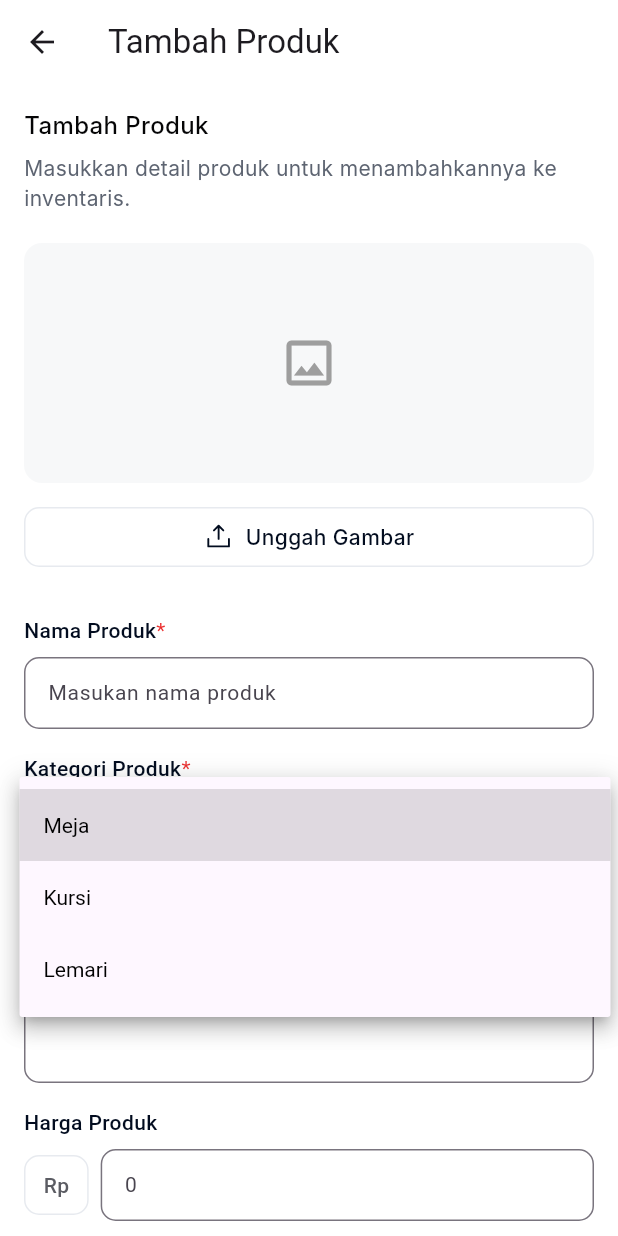
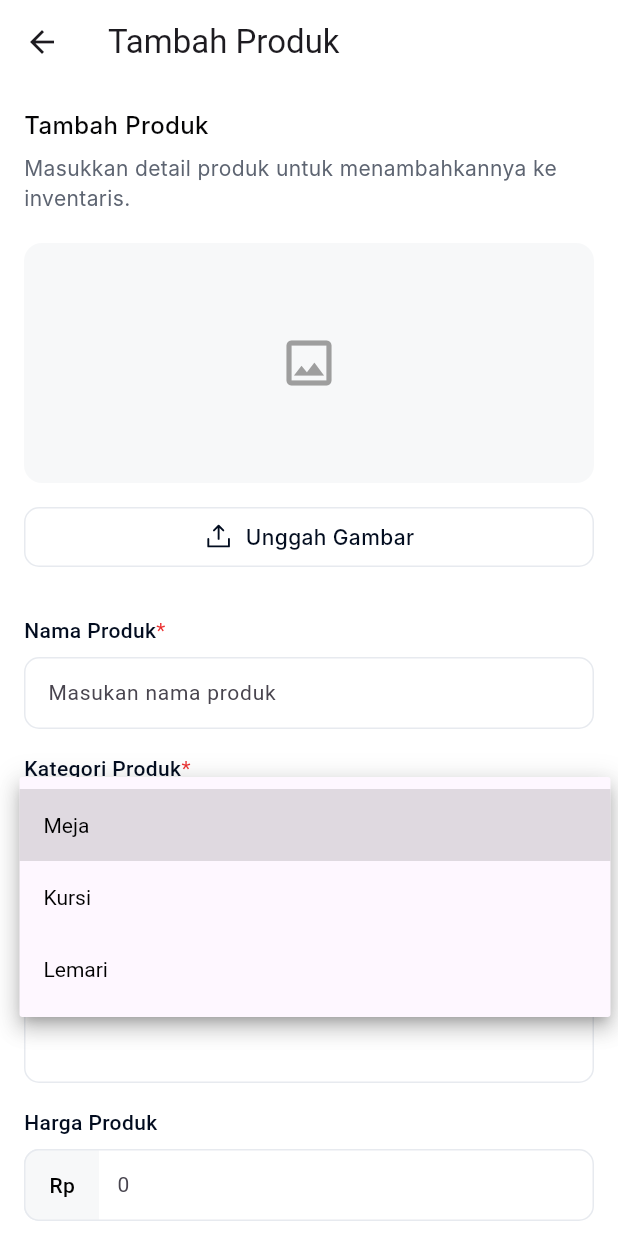
Before and after one commit to Etrama22/flutter_fullstack_test, a Flutter app: the ProductAddPage screen opened by its route, after a tap on "Pilih kategori", on a phone screen of 412 x 824 dp. Run offline on Flutter 3.47's test engine with Material 3 defaults, Android fonts, the light colour scheme and no system bars; our stand-ins replace carousel_slider, image_picker, phosphor_flutter, shared_preferences; accounts and stored records are empty; Roboto replaces fonts that are missing (Inter).

Commit message:
update service add product

```diff
--- a/lib/widgets/admin/products/components/product_price_field.dart
+++ b/lib/widgets/admin/products/components/product_price_field.dart
@@ -20,36 +20,58 @@ class ProductPriceField extends StatelessWidget {
             ),
           ),
           const SizedBox(height: 8),
-          Row(
-            children: [
-              Container(
-                height: 40,
+          TextField(
+            controller: controller,
+            keyboardType: TextInputType.number,
+            textAlignVertical: TextAlignVertical.center,
+            decoration: InputDecoration(
+              prefixIcon: Container(
+                //style background color to 0xFFE5E5E5
                 padding: const EdgeInsets.symmetric(horizontal: 12),
-                decoration: BoxDecoration(
-                  border: Border.all(color: const Color(0xFFE7EAEF)),
-                  borderRadius: BorderRadius.circular(10),
+                margin: const EdgeInsets.only(right: 8),
+                width: 50,
+                decoration: const BoxDecoration(
+                  color: Color(0xFFF7F8F9),
+                  border: Border(
+                    left: BorderSide(color: Color(0xFFE7EAEF), width: 1),
+                    top: BorderSide(color: Color(0xFFE7EAEF), width: 1),
+                    bottom: BorderSide(color: Color(0xFFE7EAEF), width: 1),
                   ),
-                alignment: Alignment.centerLeft,
+                  borderRadius: BorderRadius.only(
+                    topLeft: Radius.circular(10),
+                    bottomLeft: Radius.circular(10),
+                  ),
+                ),
+                alignment: Alignment.center,
                 child: const Text(
                   'Rp',
                   style: TextStyle(
-                    color: Color(0xFF5B5C63),
+                    color: Color(0xFF000000),
                     fontSize: 14,
                     fontWeight: FontWeight.w500,
                   ),
                 ),
               ),
-              const SizedBox(width: 8),
-              Expanded(
-                child: TextField(
-                  controller: controller,
-                  keyboardType: TextInputType.number,
-                  decoration: InputDecoration(
               hintText: '0',
-                    contentPadding: const EdgeInsets.symmetric(horizontal: 12),
+              isDense: true,
+              contentPadding: const EdgeInsets.symmetric(
+                horizontal: 12,
+                vertical: 10,
+              ),
               border: OutlineInputBorder(
                 borderRadius: BorderRadius.circular(10),
                 borderSide: const BorderSide(color: Color(0xFFE7EAEF)),
+              ),
+              enabledBorder: OutlineInputBorder(
+                borderRadius: BorderRadius.circular(10),
+                borderSide: const BorderSide(color: Color(0xFFE7EAEF)),
+              ),
+              focusedBorder: OutlineInputBorder(
+                borderRadius: BorderRadius.circular(10),
+                borderSide: const BorderSide(
+                  color: Color(0xFFE7EAEF),
+                  width: 1.5,
+                ),
               ),
             ),
             style: const TextStyle(
@@ -58,9 +80,6 @@ class ProductPriceField extends StatelessWidget {
               fontWeight: FontWeight.w400,
             ),
           ),
-              ),
-            ],
-          ),
         ],
       ),
     );
--- a/lib/widgets/admin/products/components/product_status_switch.dart
+++ b/lib/widgets/admin/products/components/product_status_switch.dart
@@ -95,6 +95,17 @@ class ProductStatusSwitch extends StatelessWidget {
                 borderRadius: BorderRadius.circular(10),
                 borderSide: const BorderSide(color: Color(0xFFE7EAEF)),
               ),
+              enabledBorder: OutlineInputBorder(
+                borderRadius: BorderRadius.circular(10),
+                borderSide: const BorderSide(color: Color(0xFFE7EAEF)),
+              ),
+              focusedBorder: OutlineInputBorder(
+                borderRadius: BorderRadius.circular(10),
+                borderSide: const BorderSide(
+                  color: Color(0xFFE7EAEF),
+                  width: 1.5,
+                ),
+              ),
             ),
             style: const TextStyle(
               color: Color(0xFF020C1F),
--- a/lib/widgets/admin/products/components/product_stock_field.dart
+++ b/lib/widgets/admin/products/components/product_stock_field.dart
@@ -30,6 +30,17 @@ class ProductStockField extends StatelessWidget {
                 borderRadius: BorderRadius.circular(10),
                 borderSide: const BorderSide(color: Color(0xFFE7EAEF)),
               ),
+              enabledBorder: OutlineInputBorder(
+                borderRadius: BorderRadius.circular(10),
+                borderSide: const BorderSide(color: Color(0xFFE7EAEF)),
+              ),
+              focusedBorder: OutlineInputBorder(
+                borderRadius: BorderRadius.circular(10),
+                borderSide: const BorderSide(
+                  color: Color(0xFFE7EAEF),
+                  width: 1.5,
+                ),
+              ),
             ),
             style: const TextStyle(
               color: Color(0xFF020C1F),
--- a/lib/widgets/admin/products/components/product_text_area.dart
+++ b/lib/widgets/admin/products/components/product_text_area.dart
@@ -38,6 +38,17 @@ class ProductTextArea extends StatelessWidget {
                 borderRadius: BorderRadius.circular(10),
                 borderSide: const BorderSide(color: Color(0xFFE7EAEF)),
               ),
+              enabledBorder: OutlineInputBorder(
+                borderRadius: BorderRadius.circular(10),
+                borderSide: const BorderSide(color: Color(0xFFE7EAEF)),
+              ),
+              focusedBorder: OutlineInputBorder(
+                borderRadius: BorderRadius.circular(10),
+                borderSide: const BorderSide(
+                  color: Color(0xFFE7EAEF),
+                  width: 1.5,
+                ),
+              ),
             ),
             style: const TextStyle(
               color: Color(0xFF020C1F),
--- a/lib/widgets/admin/products/components/product_text_field.dart
+++ b/lib/widgets/admin/products/components/product_text_field.dart
@@ -48,6 +48,17 @@ class ProductTextField extends StatelessWidget {
                 borderRadius: BorderRadius.circular(10),
                 borderSide: const BorderSide(color: Color(0xFFE7EAEF)),
               ),
+              enabledBorder: OutlineInputBorder(
+                borderRadius: BorderRadius.circular(10),
+                borderSide: const BorderSide(color: Color(0xFFE7EAEF)),
+              ),
+              focusedBorder: OutlineInputBorder(
+                borderRadius: BorderRadius.circular(10),
+                borderSide: const BorderSide(
+                  color: Color(0xFFE7EAEF),
+                  width: 1.5,
+                ),
+              ),
             ),
             style: const TextStyle(
               color: Color(0xFF020C1F),
```
Lines whose indentation alone changed are shown as unchanged.
